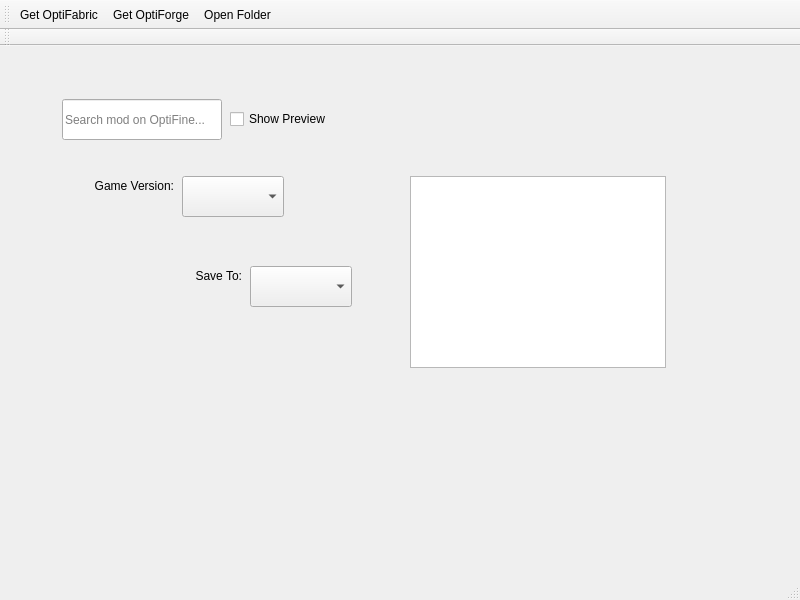
This is src/ui/optifine/optifinemodbrowser.ui in kaniol-lck/modmanager as Qt 5 draws it before an edit. The edited form follows.
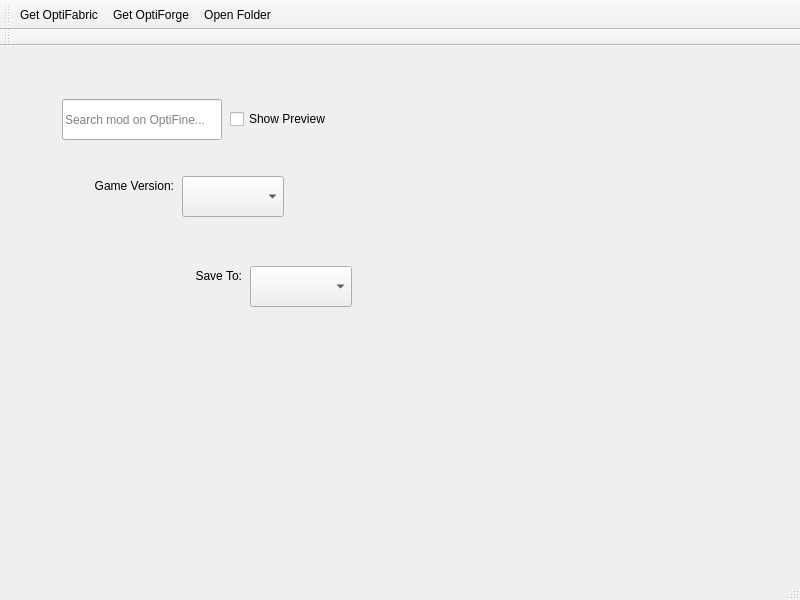
This is the edited form. Icons and pictures are not drawn.

What changed in the file:
```diff
--- a/src/ui/optifine/optifinemodbrowser.ui
+++ b/src/ui/optifine/optifinemodbrowser.ui
@@ -14,19 +14,6 @@
    <string>MainWindow</string>
   </property>
   <widget class="QWidget" name="centralwidget">
-   <widget class="QListView" name="modListView">
-    <property name="geometry">
-     <rect>
-      <x>410</x>
-      <y>130</y>
-      <width>256</width>
-      <height>192</height>
-     </rect>
-    </property>
-    <property name="verticalScrollMode">
-     <enum>QAbstractItemView::ScrollPerPixel</enum>
-    </property>
-   </widget>
    <widget class="QComboBox" name="versionSelect">
     <property name="geometry">
      <rect>
```
Left out of the diff: 3 changed lines with no effect on the pictures.
